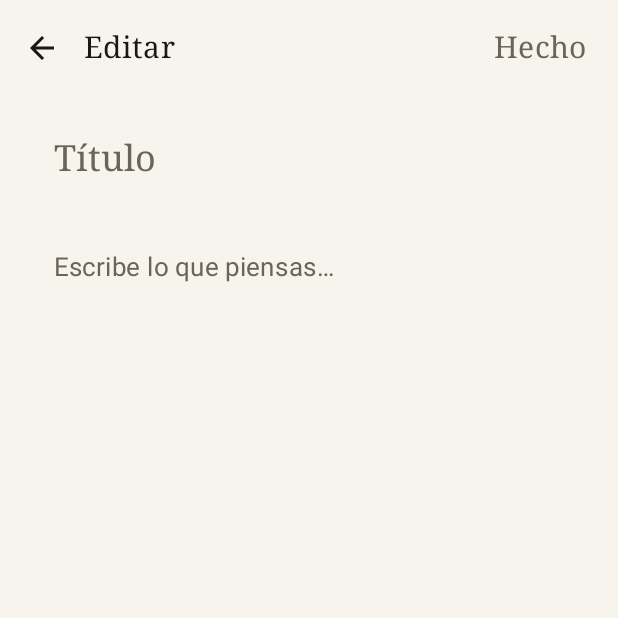
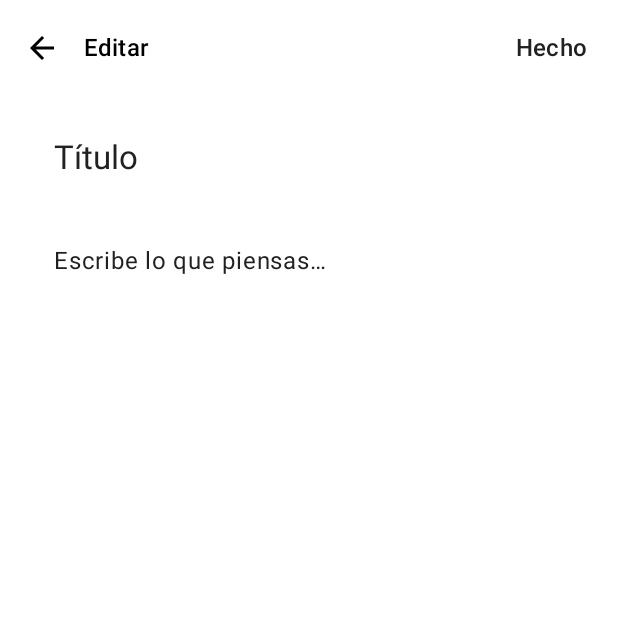
Before and after one commit to wandersepulveda2013/ordia-android, an Android app built with Jetpack Compose: the screen it shows after launch (MainActivity), after a tap on an icon or button, on a phone screen of 412 x 824 dp, the top half of it. Run offline under Robolectric (Android 15) with nearby library versions, the phone set to English and light mode, and no system bars; our stand-ins replace Room's generated code; 3 other taps on this screen came first.

Commit message:
feat(design): implement Wave 1 foundational design system and typography
Replaces NotepadTheme with OrdiaTheme featuring a strict monochrome base
and semantic alert colors. Introduces OrdiaTypography with lighter font
weights, generous line heights, and letter spacing. Creates
OrdiaDesignSystem.kt containing core functional foundational components
(OrdiaButton, OrdiaInput, OrdiaCard, OrdiaTask, etc.) and integrates
them into the Notepad UI to complete Wave 1.

Co-authored-by: wandersepulveda2013 <308435692+wandersepulveda2013@users.noreply.github.com>

```diff
--- a/app/src/main/java/com/ordia/app/ui/NotepadApp.kt
+++ b/app/src/main/java/com/ordia/app/ui/NotepadApp.kt
@@ -10,11 +10,11 @@ import androidx.compose.runtime.setValue
 import androidx.lifecycle.viewmodel.compose.viewModel
 import com.ordia.app.ui.screens.NoteEditorScreen
 import com.ordia.app.ui.screens.NotesListScreen
-import com.ordia.app.ui.theme.NotepadTheme
+import com.ordia.app.ui.theme.OrdiaTheme
 
 @Composable
 fun NotepadApp(viewModel: NotepadViewModel = viewModel()) {
-    NotepadTheme {
+    OrdiaTheme {
         val notes by viewModel.notes.collectAsState()
         var editingId by rememberSaveable { mutableStateOf<Long?>(null) }
         var creating by rememberSaveable { mutableStateOf(false) }
--- a/app/src/main/java/com/ordia/app/ui/screens/NotesListScreen.kt
+++ b/app/src/main/java/com/ordia/app/ui/screens/NotesListScreen.kt
@@ -37,6 +37,7 @@ import androidx.compose.ui.Modifier
 import androidx.compose.ui.text.style.TextOverflow
 import androidx.compose.ui.unit.dp
 import com.ordia.app.data.NoteEntity
+import com.ordia.app.ui.components.OrdiaCard
 import java.text.DateFormat
 import java.util.Date
 
@@ -62,8 +63,8 @@ fun NotesListScreen(
         floatingActionButton = {
             FloatingActionButton(
                 onClick = onCreateNote,
-                containerColor = MaterialTheme.colorScheme.background,
-                contentColor = MaterialTheme.colorScheme.onBackground,
+                containerColor = MaterialTheme.colorScheme.primary,
+                contentColor = MaterialTheme.colorScheme.onPrimary,
             ) { Icon(Icons.Outlined.Add, contentDescription = "Nueva nota") }
         },
         containerColor = MaterialTheme.colorScheme.background,
@@ -76,8 +77,11 @@ fun NotesListScreen(
                 contentPadding = PaddingValues(vertical = 8.dp),
             ) {
                 items(notes, key = { it.id }) { note ->
-                    NoteRow(note, onOpenNote, onTogglePin, onDeleteNote)
-                    HorizontalDivider(color = MaterialTheme.colorScheme.outline.copy(alpha = 0.4f))
+                    Box(modifier = Modifier.padding(horizontal = 16.dp, vertical = 4.dp)) {
+                        OrdiaCard(onClick = { onOpenNote(note) }) {
+                            NoteRow(note, onTogglePin, onDeleteNote)
+                        }
+                    }
                 }
             }
         }
@@ -92,15 +96,9 @@ private fun EmptyState(padding: PaddingValues) {
     ) {
         Column(horizontalAlignment = Alignment.CenterHorizontally) {
             Text(
-                "Una página en blanco\nes donde empieza todo.",
+                "Tu día está libre. Añade algo o deja que Ordía te ayude a planificarlo.",
                 style = MaterialTheme.typography.titleMedium,
                 color = MaterialTheme.colorScheme.onBackground,
-            )
-            Text(
-                "Toca + para escribir.",
-                style = MaterialTheme.typography.bodyMedium,
-                color = MaterialTheme.colorScheme.onSurfaceVariant,
-                modifier = Modifier.padding(top = 8.dp),
             )
         }
     }
@@ -109,7 +107,6 @@ private fun EmptyState(padding: PaddingValues) {
 @Composable
 private fun NoteRow(
     note: NoteEntity,
-    onOpenNote: (NoteEntity) -> Unit,
     onTogglePin: (NoteEntity) -> Unit,
     onDeleteNote: (NoteEntity) -> Unit,
 ) {
@@ -122,8 +119,7 @@ private fun NoteRow(
     Row(
         modifier = Modifier
             .fillMaxWidth()
-            .clickable { onOpenNote(note) }
-            .padding(horizontal = 20.dp, vertical = 16.dp),
+            .padding(16.dp),
         verticalAlignment = Alignment.Top,
     ) {
         Column(modifier = Modifier.weight(1f)) {
@@ -131,7 +127,7 @@ private fun NoteRow(
                 Text(
                     note.title,
                     style = MaterialTheme.typography.titleMedium,
-                    color = MaterialTheme.colorScheme.onBackground,
+                    color = MaterialTheme.colorScheme.onSurfaceVariant,
                     maxLines = 1,
                     overflow = TextOverflow.Ellipsis,
                 )
@@ -158,12 +154,12 @@ private fun NoteRow(
                 Icons.Outlined.PushPin,
                 contentDescription = "Fijada",
                 tint = MaterialTheme.colorScheme.onSurfaceVariant,
-                modifier = Modifier.size(18.dp).padding(top = 2.dp),
+                modifier = Modifier.size(18.dp).padding(top = 2.dp, end = 8.dp),
             )
         }
         Box {
             IconButton(onClick = { menuOpen = true }) {
-                Icon(Icons.Outlined.MoreVert, contentDescription = "Más")
+                Icon(Icons.Outlined.MoreVert, contentDescription = "Más", tint = MaterialTheme.colorScheme.onSurfaceVariant)
             }
             DropdownMenu(expanded = menuOpen, onDismissRequest = { menuOpen = false }) {
                 DropdownMenuItem(
--- a/app/src/main/java/com/ordia/app/ui/theme/PaperColors.kt
+++ /dev/null
@@ -1,16 +0,0 @@
-package com.ordia.app.ui.theme
-
-import androidx.compose.ui.graphics.Color
-
-/** The page. Warm off-white in light, deep ink in dark. */
-val Page = Color(0xFFF7F4EE)
-val SoftPaper = Color(0xFFEFE9DD)
-val Ink = Color(0xFF1A1714)
-val InkMuted = Color(0xFF6B645B)
-val Rule = Color(0xFFD9D2C4)
-
-val DarkInk = Color(0xFF15130F)
-val DarkInkRaised = Color(0xFF1F1C17)
-val PageOnDark = Color(0xFFE9E3D6)
-val PageMuted = Color(0xFF9A9388)
-val DarkRule = Color(0xFF2E2A23)
--- a/app/src/main/java/com/ordia/app/ui/theme/Theme.kt
+++ b/app/src/main/java/com/ordia/app/ui/theme/Theme.kt
@@ -2,62 +2,67 @@ package com.ordia.app.ui.theme
 
 import androidx.compose.foundation.isSystemInDarkTheme
 import androidx.compose.material3.MaterialTheme
-import androidx.compose.material3.Typography
 import androidx.compose.material3.darkColorScheme
 import androidx.compose.material3.lightColorScheme
 import androidx.compose.runtime.Composable
-import androidx.compose.ui.text.font.FontFamily
-import androidx.compose.ui.unit.sp
+import androidx.compose.ui.graphics.Color
 
-/**
- * A restrained, paper-and-ink palette. No accent colors: the only chroma is the
- * page itself, so the writing stays the focus.
- */
-private val LightPaper = lightColorScheme(
-    primary = Ink,
-    onPrimary = Page,
-    secondary = Ink,
-    onSecondary = Page,
-    background = Page,
-    onBackground = Ink,
-    surface = Page,
-    onSurface = Ink,
-    surfaceVariant = SoftPaper,
-    onSurfaceVariant = InkMuted,
-    outline = Rule,
+// Strict monochrome base (white, black, carefully chosen grays)
+val OrdiaWhite = Color(0xFFFFFFFF)
+val OrdiaBlack = Color(0xFF000000)
+val OrdiaGrayLight = Color(0xFFF5F5F5)
+val OrdiaGrayMedium = Color(0xFF9E9E9E)
+val OrdiaGrayDark = Color(0xFF212121)
+
+// Semantic Alert
+val SemanticAlert = Color(0xFFD32F2F)
+
+private val LightColorScheme = lightColorScheme(
+    primary = OrdiaBlack,
+    onPrimary = OrdiaWhite,
+    secondary = OrdiaGrayMedium,
+    onSecondary = OrdiaWhite,
+    error = SemanticAlert,
+    onError = OrdiaWhite,
+    background = OrdiaWhite,
+    onBackground = OrdiaBlack,
+    surface = OrdiaWhite,
+    onSurface = OrdiaBlack,
+    surfaceVariant = OrdiaGrayLight,
+    onSurfaceVariant = OrdiaGrayDark,
+    outline = OrdiaGrayMedium
 )
 
-private val DarkPaper = darkColorScheme(
-    primary = PageOnDark,
-    onPrimary = DarkInk,
-    secondary = PageOnDark,
-    onSecondary = DarkInk,
-    background = DarkInk,
-    onBackground = PageOnDark,
-    surface = DarkInk,
-    onSurface = PageOnDark,
-    surfaceVariant = DarkInkRaised,
-    onSurfaceVariant = PageMuted,
-    outline = DarkRule,
+private val DarkColorScheme = darkColorScheme(
+    primary = OrdiaWhite,
+    onPrimary = OrdiaBlack,
+    secondary = OrdiaGrayMedium,
+    onSecondary = OrdiaBlack,
+    error = SemanticAlert,
+    onError = OrdiaWhite,
+    background = OrdiaBlack,
+    onBackground = OrdiaWhite,
+    surface = OrdiaBlack,
+    onSurface = OrdiaWhite,
+    surfaceVariant = OrdiaGrayDark,
+    onSurfaceVariant = OrdiaGrayLight,
+    outline = OrdiaGrayMedium
 )
 
 @Composable
-fun NotepadTheme(
+fun OrdiaTheme(
     darkTheme: Boolean = isSystemInDarkTheme(),
-    content: @Composable () -> Unit,
+    content: @Composable () -> Unit
 ) {
-    val base = Typography()
-    val type = Typography(
-        bodyLarge = base.bodyLarge.copy(fontSize = 17.sp, lineHeight = 28.sp),
-        bodyMedium = base.bodyMedium.copy(fontSize = 16.sp, lineHeight = 26.sp),
-        titleLarge = base.titleLarge.copy(fontFamily = FontFamily.Serif, fontSize = 24.sp),
-        titleMedium = base.titleMedium.copy(fontFamily = FontFamily.Serif, fontSize = 20.sp),
-        titleSmall = base.titleSmall.copy(fontFamily = FontFamily.Serif),
-        labelSmall = base.labelSmall.copy(fontSize = 11.sp),
-    )
+    val colorScheme = if (darkTheme) {
+        DarkColorScheme
+    } else {
+        LightColorScheme
+    }
+
     MaterialTheme(
-        colorScheme = if (darkTheme) DarkPaper else LightPaper,
-        typography = type,
-        content = content,
+        colorScheme = colorScheme,
+        typography = OrdiaTypography,
+        content = content
     )
 }
--- /dev/null
+++ b/app/src/main/java/com/ordia/app/ui/theme/Type.kt
@@ -0,0 +1,116 @@
+package com.ordia.app.ui.theme
+
+import androidx.compose.material3.Typography
+import androidx.compose.ui.text.TextStyle
+import androidx.compose.ui.text.font.FontFamily
+import androidx.compose.ui.text.font.FontWeight
+import androidx.compose.ui.unit.sp
+
+// We emphasize lighter font weights (Light, Normal, Medium) with generous line heights and letter spacing.
+val OrdiaTypography = Typography(
+    displayLarge = TextStyle(
+        fontFamily = FontFamily.Default,
+        fontWeight = FontWeight.Light,
+        fontSize = 57.sp,
+        lineHeight = 64.sp,
+        letterSpacing = (-0.25).sp
+    ),
+    displayMedium = TextStyle(
+        fontFamily = FontFamily.Default,
+        fontWeight = FontWeight.Light,
+        fontSize = 45.sp,
+        lineHeight = 52.sp,
+        letterSpacing = 0.sp
+    ),
+    displaySmall = TextStyle(
+        fontFamily = FontFamily.Default,
+        fontWeight = FontWeight.Normal,
+        fontSize = 36.sp,
+        lineHeight = 44.sp,
+        letterSpacing = 0.sp
+    ),
+    headlineLarge = TextStyle(
+        fontFamily = FontFamily.Default,
+        fontWeight = FontWeight.Normal,
+        fontSize = 32.sp,
+        lineHeight = 40.sp,
+        letterSpacing = 0.sp
+    ),
+    headlineMedium = TextStyle(
+        fontFamily = FontFamily.Default,
+        fontWeight = FontWeight.Normal,
+        fontSize = 28.sp,
+        lineHeight = 36.sp,
+        letterSpacing = 0.sp
+    ),
+    headlineSmall = TextStyle(
+        fontFamily = FontFamily.Default,
+        fontWeight = FontWeight.Normal,
+        fontSize = 24.sp,
+        lineHeight = 32.sp,
+        letterSpacing = 0.sp
+    ),
+    titleLarge = TextStyle(
+        fontFamily = FontFamily.Default,
+        fontWeight = FontWeight.Normal,
+        fontSize = 22.sp,
+        lineHeight = 28.sp,
+        letterSpacing = 0.sp
+    ),
+    titleMedium = TextStyle(
+        fontFamily = FontFamily.Default,
+        fontWeight = FontWeight.Medium,
+        fontSize = 16.sp,
+        lineHeight = 24.sp,
+        letterSpacing = 0.15.sp
+    ),
+    titleSmall = TextStyle(
+        fontFamily = FontFamily.Default,
+        fontWeight = FontWeight.Medium,
+        fontSize = 14.sp,
+        lineHeight = 20.sp,
+        letterSpacing = 0.1.sp
+    ),
+    bodyLarge = TextStyle(
+        fontFamily = FontFamily.Default,
+        fontWeight = FontWeight.Normal,
+        fontSize = 16.sp,
+        lineHeight = 28.sp,
+        letterSpacing = 0.5.sp
+    ),
+    bodyMedium = TextStyle(
+        fontFamily = FontFamily.Default,
+        fontWeight = FontWeight.Normal,
+        fontSize = 14.sp,
+        lineHeight = 24.sp,
+        letterSpacing = 0.25.sp
+    ),
+    bodySmall = TextStyle(
+        fontFamily = FontFamily.Default,
+        fontWeight = FontWeight.Normal,
+        fontSize = 12.sp,
+        lineHeight = 20.sp,
+        letterSpacing = 0.4.sp
+    ),
+    labelLarge = TextStyle(
+        fontFamily = FontFamily.Default,
+        fontWeight = FontWeight.Medium,
+        fontSize = 14.sp,
+        lineHeight = 20.sp,
+        letterSpacing = 0.1.sp
+    ),
+    labelMedium = TextStyle(
+        fontFamily = FontFamily.Default,
+        fontWeight = FontWeight.Medium,
+        fontSize = 12.sp,
+        lineHeight = 16.sp,
+        letterSpacing = 0.5.sp
+    ),
+    labelSmall = TextStyle(
+        fontFamily = FontFamily.Default,
+        fontWeight = FontWeight.Medium,
+        fontSize = 11.sp,
+        lineHeight = 16.sp,
+        letterSpacing = 0.5.sp
+    )
+)
```
Also changed, not shown: app/src/main/java/com/ordia/app/ui/components/OrdiaDesignSystem.kt (added, +190 -0 lines).
